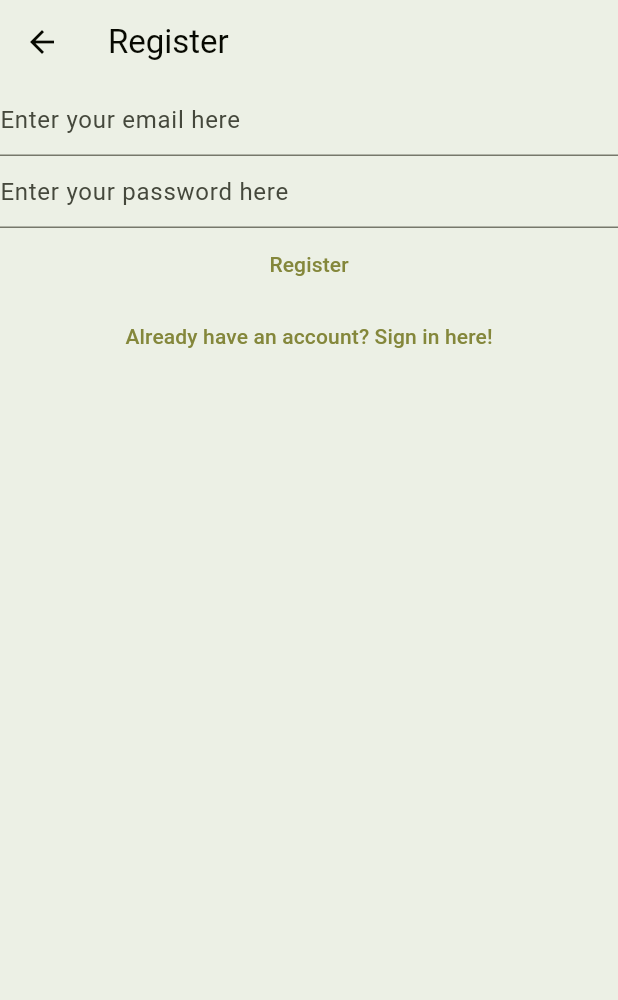
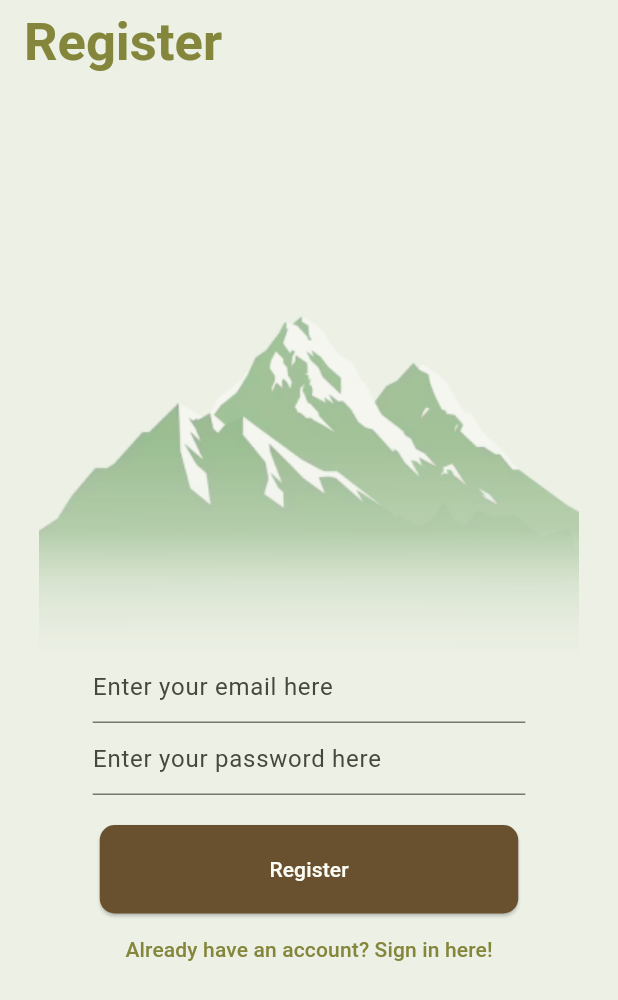
Before and after one commit to raphaelkathambana/tembeakenya, a Flutter app: the RegisterView screen opened by its route, on a phone screen of 412 x 824 dp. Shown: the top 1000 px of the screen. Run offline on Flutter 3.47's test engine with Material 3 defaults, Android fonts, the phone set to English and light mode, and no system bars; our stand-ins replace firebase_auth, firebase_core; accounts and stored records are empty; generated files the repository leaves out were written again.

Commit message:
resolve merge conflicts on register view

```diff
--- a/lib/views/register_view.dart
+++ b/lib/views/register_view.dart
@@ -33,11 +33,33 @@ class _RegisterViewState extends State<RegisterView> {
   Widget build(BuildContext context) {
     return Scaffold(
       appBar: AppBar(
-        backgroundColor: ColorsUtil.backgroundColorLight,
+        automaticallyImplyLeading: false,
         title: const Text('Register',
-            style: TextStyle(color: ColorsUtil.textColorLight)),
+            style: TextStyle(
+                fontSize: 35,
+                fontWeight: FontWeight.bold,
+                color: ColorsUtil.primaryColorLight)),
       ),
-      body: Column(children: [
+      body: SingleChildScrollView(
+        child: Column(
+          children: [
+            const SizedBox(
+              height: 100,
+              child: Center(
+                child: Padding(
+                  padding: EdgeInsets.all(10),
+                ),
+              ),
+            ),
+            const Image(
+              image: AssetImage('lib/assets/images/mountbg.png'),
+            ),
+            Column(
+              children: [
+                SizedBox(
+                  width: MediaQuery.sizeOf(context).width * 0.7,
+                  child: Column(
+                    children: [
                       TextField(
                         controller: _email,
                         enableSuggestions: false,
@@ -56,31 +78,56 @@ class _RegisterViewState extends State<RegisterView> {
                           hintText: 'Enter your password here',
                         ),
                       ),
-        TextButton(
+                    ],
+                  ),
+                ),
+                SizedBox(
+                  child: Padding(
+                    padding: const EdgeInsets.all(20),
+                    child: Column(
+                      children: [
+                        ElevatedButton(
                           onPressed: () async {
                             final email = _email.text;
                             final password = _password.text;
-            // final userCredential = await FirebaseAuth.instance.createUserWithEmailAndPassword(
+                            if (email == '' || password == '') {
+                              if (!context.mounted) return;
+                              showDialog(
+                                  context: context,
+                                  builder: (context) => AlertDialog(
+                                          title: const Text('Error'),
+                                          content: const Text(
+                                              'Please fill out all the details'),
+                                          actions: [
+                                            TextButton(
+                                              onPressed: () =>
+                                                  Navigator.of(context).pop(),
+                                              child: const Text('OK'),
+                                            ),
+                                          ]));
+                            } else {
                               try {
-              await FirebaseAuth.instance.createUserWithEmailAndPassword(
+                                await FirebaseAuth.instance
+                                    .createUserWithEmailAndPassword(
                                         email: email, password: password);
                                 if (!context.mounted) return;
-              Navigator.of(context)
-                  .pushNamedAndRemoveUntil('/verify/', (route) => false);
+                                Navigator.of(context).pushNamedAndRemoveUntil(
+                                    '/verify/', (route) => false);
                               } on FirebaseAuthException catch (e) {
                                 if (e.code == 'email-already-in-use') {
                                   if (!context.mounted) return;
                                   showDialog(
                                       context: context,
                                       builder: (context) => AlertDialog(
-                            title: const Text('Email already in use'),
-                            content:
-                                const Text('Please enter a new email address.'),
+                                              title: const Text(
+                                                  'Email already in use'),
+                                              content: const Text(
+                                                  'Please enter a new email address.'),
                                               actions: [
                                                 TextButton(
-                                onPressed: () {
-                                  Navigator.of(context).pop();
-                                },
+                                                  onPressed: () =>
+                                                      Navigator.of(context)
+                                                          .pop(),
                                                   child: const Text('OK'),
                                                 ),
                                               ]));
@@ -89,9 +136,10 @@ class _RegisterViewState extends State<RegisterView> {
                                   showDialog(
                                       context: context,
                                       builder: (context) => AlertDialog(
-                            title: const Text('Weak Password'),
-                            content:
-                                const Text('Please enter a stronger password.'),
+                                              title:
+                                                  const Text('Weak Password'),
+                                              content: const Text(
+                                                  'Please enter a stronger password.'),
                                               actions: [
                                                 TextButton(
                                                   onPressed: () {
@@ -105,14 +153,15 @@ class _RegisterViewState extends State<RegisterView> {
                                   showDialog(
                                       context: context,
                                       builder: (context) => AlertDialog(
-                            title: const Text('Invalid Email'),
+                                              title:
+                                                  const Text('Invalid Email'),
                                               content: const Text(
                                                   'Please please write your email properly'),
                                               actions: [
                                                 TextButton(
-                                onPressed: () {
-                                  Navigator.of(context).pop();
-                                },
+                                                  onPressed: () =>
+                                                      Navigator.of(context)
+                                                          .pop(),
                                                   child: const Text('OK'),
                                                 ),
                                               ]));
@@ -120,21 +169,31 @@ class _RegisterViewState extends State<RegisterView> {
                                   if (!context.mounted) return;
                                   Navigator.of(context).push(
                                     MaterialPageRoute(
-                    builder: (context) => const VerifyEmailView(),
+                                      builder: (context) =>
+                                          const VerifyEmailView(),
                                     ),
                                   );
                                 }
                               }
+                            }
                           },
+                          style: const MainPage().raisedButtonStyle,
                           child: const Text('Register'),
                         ),
                         TextButton(
-            onPressed: () {
-              Navigator.of(context)
-                  .pushNamedAndRemoveUntil('/login/', (route) => false);
-            },
-            child: const Text("Already have an account? Sign in here!"))
-      ]),
+                            onPressed: () =>
+                                Navigator.of(context).pushNamed('/login/'),
+                            child: const Text(
+                                "Already have an account? Sign in here!")),
+                      ],
+                    ),
+                  ),
+                ),
+              ],
+            )
+          ],
+        ),
+      ),
     );
   }
 }
```
Lines whose indentation alone changed are shown as unchanged.
